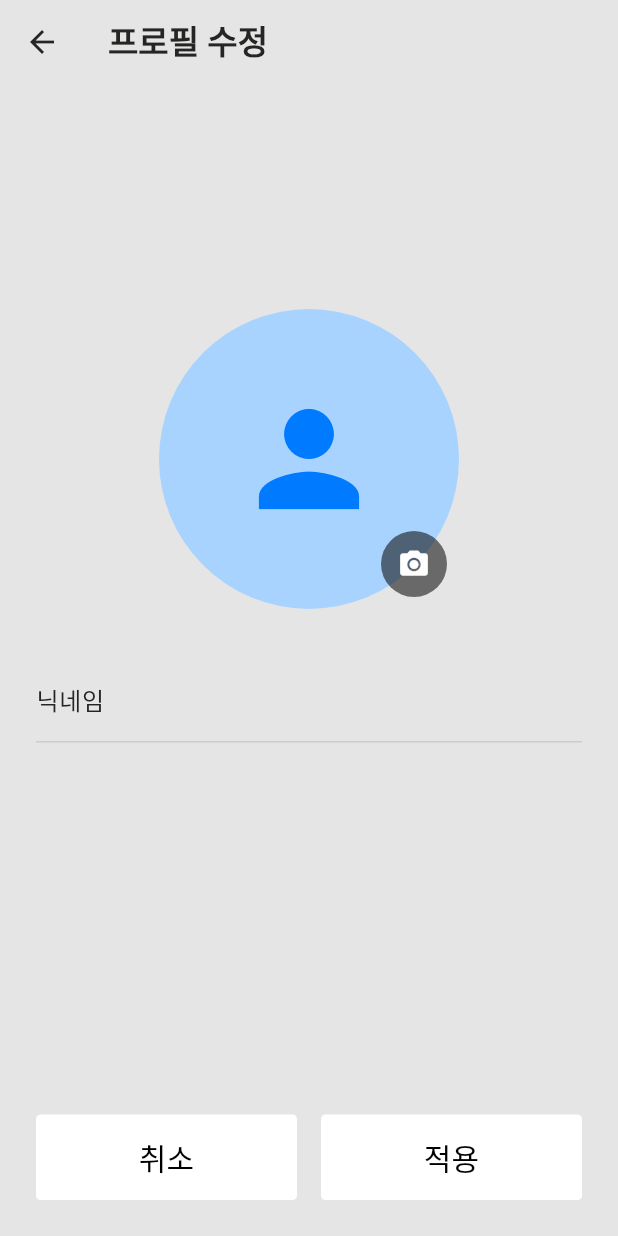
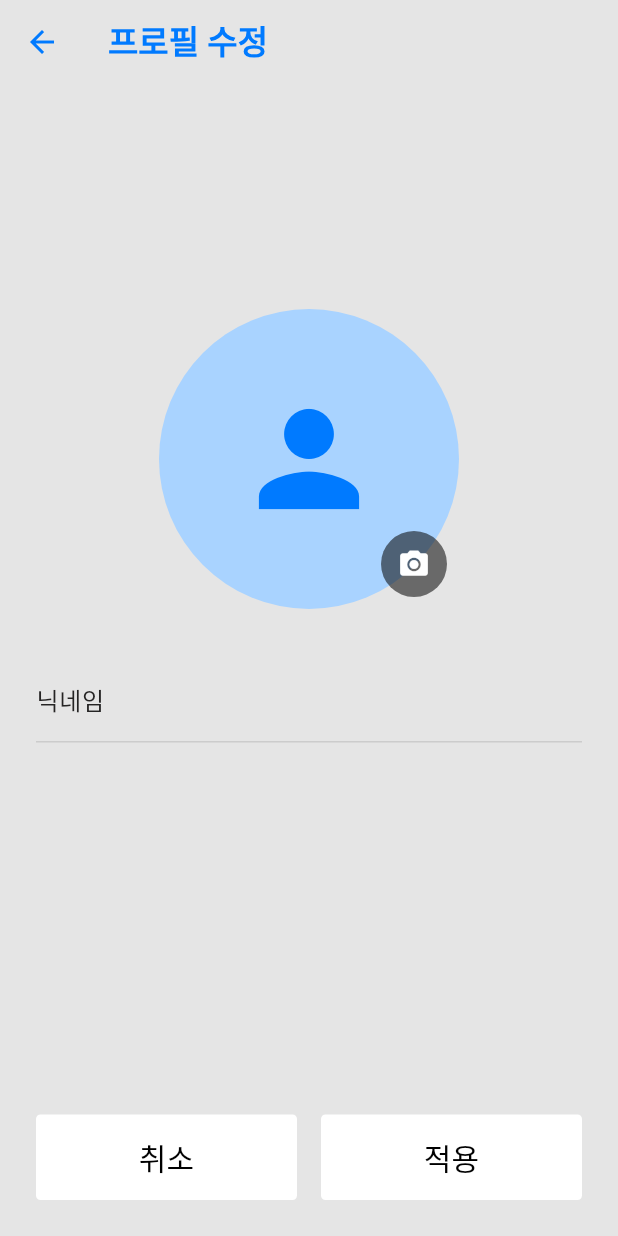
Before and after one commit to footgrammer/wanna_exercise_app, a Flutter app: the EditProfilePage screen opened directly, on a phone screen of 412 x 824 dp. Run offline on Flutter 3.47's test engine with Material 3 defaults, Android fonts, the phone set to English and light mode, and no system bars; our stand-ins replace cloud_firestore, firebase_auth, firebase_core, firebase_storage, flutter_riverpod, image_picker; missing offline and left inert: flutter_naver_map; accounts and stored records are empty.

Commit message:
design : 프로필 페이지 위젯 크기 및 앱바 글자 색상 변경
- 앱바 텍스트를 테마 색으로 변경함
- 프로필 이미지와 닉네임 크기를 키움

```diff
--- a/lib/pages/profile/edit_profile_page.dart
+++ b/lib/pages/profile/edit_profile_page.dart
@@ -49,12 +49,12 @@ class _EditProfilePageState extends ConsumerState<EditProfilePage> {
         backgroundColor: const Color(0xFFE5E5E5),
         elevation: 0,
         leading: IconButton(
-          icon: const Icon(Icons.arrow_back, color: Color(0xFF252524)),
+          icon: const Icon(Icons.arrow_back, color: Color(0xFF007AFF)),
           onPressed: () => Navigator.pop(context),
         ),
         title: const Text(
           '프로필 수정',
-          style: TextStyle(fontWeight: FontWeight.bold, color: Color(0xFF252524)),
+          style: TextStyle(fontWeight: FontWeight.bold, color: Color(0xFF007AFF)),
         ),
         centerTitle: false,
       ),
```
Also changed, not shown: lib/pages/profile/profile_page.dart (+5 -5 lines).
